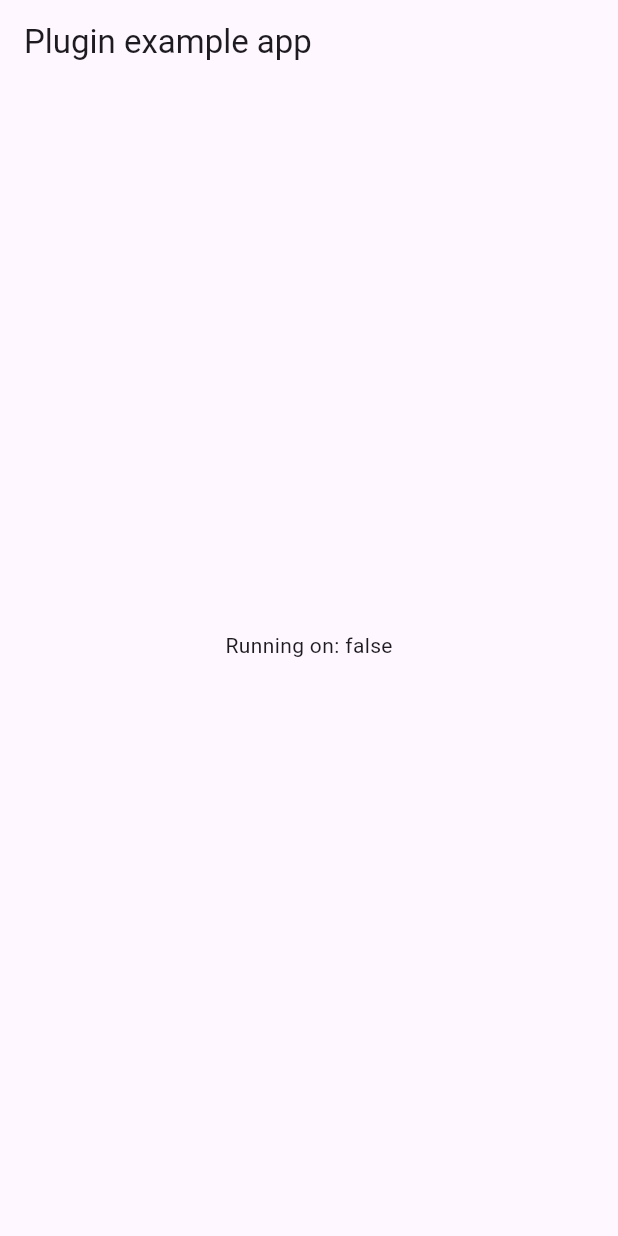
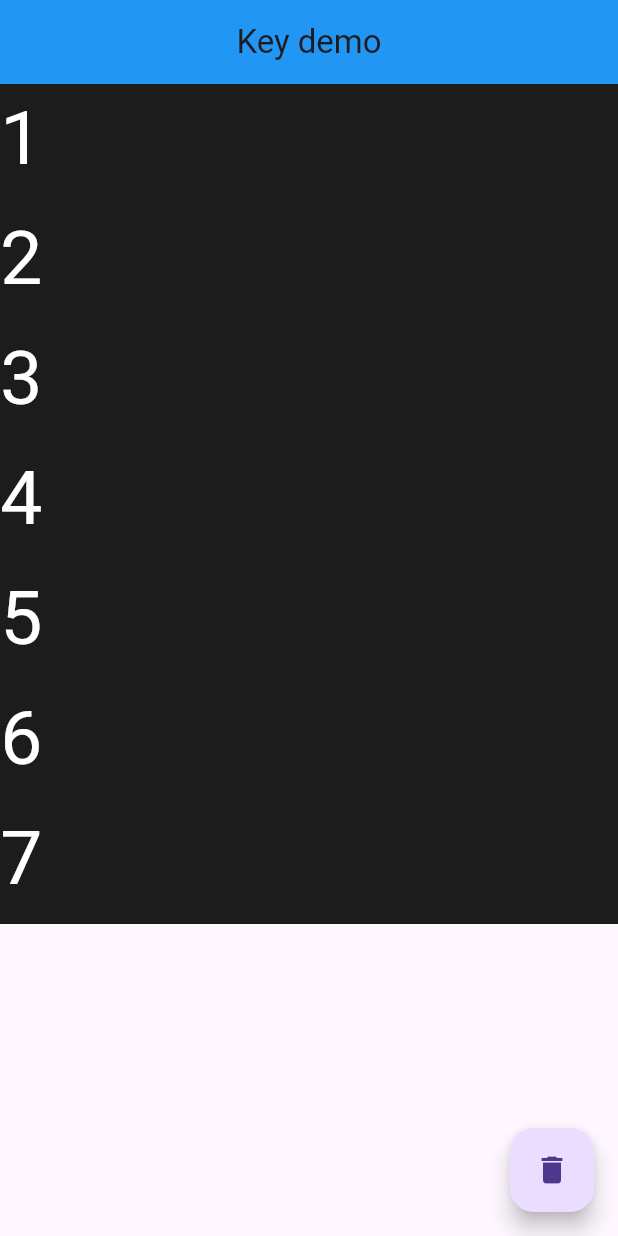
Before and after one commit to waitwalker/alipay_kit, a Flutter app: the screen it shows after launch, on a phone screen of 412 x 824 dp. Run offline on Flutter 3.47's test engine with Material 3 defaults, Android fonts, the phone set to English and light mode, and no system bars; our stand-ins replace plugin_platform_interface.

Commit message:
example 示例代码

```diff
--- a/example/lib/main.dart
+++ b/example/lib/main.dart
@@ -1,3 +1,5 @@
+import 'dart:math';
+
 import 'package:flutter/material.dart';
 import 'dart:async';
 
@@ -22,41 +24,118 @@ class _MyAppState extends State<MyApp> {
   @override
   void initState() {
     super.initState();
-    initPlatformState();
+    // initPlatformState();
   }
 
   // Platform messages are asynchronous, so we initialize in an async method.
-  Future<void> initPlatformState() async {
-    bool isInstalled;
-    // Platform messages may fail, so we use a try/catch PlatformException.
-    // We also handle the message potentially returning null.
-    try {
-      isInstalled = await _alipayKitPlugin.isInstalled();
-    } on PlatformException {
-      isInstalled = false;
-    }
-
-    // If the widget was removed from the tree while the asynchronous platform
-    // message was in flight, we want to discard the reply rather than calling
-    // setState to update our non-existent appearance.
-    if (!mounted) return;
-
-    setState(() {
-      _platformVersion = '$isInstalled';
-    });
-  }
+  // Future<void> initPlatformState() async {
+  //   bool isInstalled;
+  //   // Platform messages may fail, so we use a try/catch PlatformException.
+  //   // We also handle the message potentially returning null.
+  //   try {
+  //     isInstalled = await _alipayKitPlugin.isInstalled();
+  //   } on PlatformException {
+  //     isInstalled = false;
+  //   }
+  //
+  //   // If the widget was removed from the tree while the asynchronous platform
+  //   // message was in flight, we want to discard the reply rather than calling
+  //   // setState to update our non-existent appearance.
+  //   if (!mounted) return;
+  //
+  //   setState(() {
+  //     _platformVersion = '$isInstalled';
+  //   });
+  // }
 
   @override
   Widget build(BuildContext context) {
     return MaterialApp(
-      home: Scaffold(
-        appBar: AppBar(
-          title: const Text('Plugin example app'),
-        ),
-        body: Center(
-          child: Text('Running on: $_platformVersion\n'),
-        ),
+      home: KeyDemo2Page(),
+      // home: Scaffold(
+      //   appBar: AppBar(
+      //     title: const Text('Plugin example app'),
+      //   ),
+      //   body: Center(
+      //     child: Text('Running on: $_platformVersion\n'),
+      //   ),
+      // ),
+    );
+  }
+}
+
+class KeyDemo2Page extends StatefulWidget {
+  @override
+  _KeyDemo2PageState createState() => _KeyDemo2PageState();
+}
+
+class _KeyDemo2PageState extends State<KeyDemo2Page> {
+  final List<String> _names = ["1", "2", "3", "4", "5", "6", "7"];
+
+  @override
+  Widget build(BuildContext context) {
+    return Scaffold(
+      appBar: AppBar(
+        backgroundColor: Colors.blue,
+        centerTitle: true,
+        title: Text("Key demo"),
+      ),
+      body: ListView(
+        children: _names.map((item) {
+          return KeyItemLessWidget(item);
+        }).toList(),
+      ),
+      floatingActionButton: FloatingActionButton(
+        child: Icon(Icons.delete),
+        onPressed: () {
+          setState(() {
+            _names.removeAt(0);
+          });
+        },
       ),
     );
   }
 }
+
+class KeyItemLessWidget extends StatefulWidget {
+  final String name;
+
+  KeyItemLessWidget(this.name);
+
+  @override
+  _KeyItemLessWidgetState createState() => _KeyItemLessWidgetState();
+}
+
+class _KeyItemLessWidgetState extends State<KeyItemLessWidget> {
+  final randColor = Color.fromARGB(255, Random().nextInt(256), Random().nextInt(256), Random().nextInt(256));
+
+  @override
+  Widget build(BuildContext context) {
+    return Container(
+      child: Text(
+        widget.name,
+        style: TextStyle(color: Colors.white, fontSize: 50),
+      ),
+      height: 80,
+      color: randColor,
+    );
+  }
+}
+
+// class KeyItemLessWidget extends StatelessWidget {
+//   final String name;
+//   final randColor = Color.fromARGB(255, Random().nextInt(256), Random().nextInt(256), Random().nextInt(256));
+//   KeyItemLessWidget(this.name);
+//
+//   @override
+//   Widget build(BuildContext context) {
+//     return Container(
+//       child: Text(
+//         name,
+//         style: TextStyle(color: Colors.white, fontSize: 50),
+//       ),
+//       height: 80,
+//       color: randColor,
+//     );
+//   }
+// }
```
Also changed, not shown: 3 other files.
